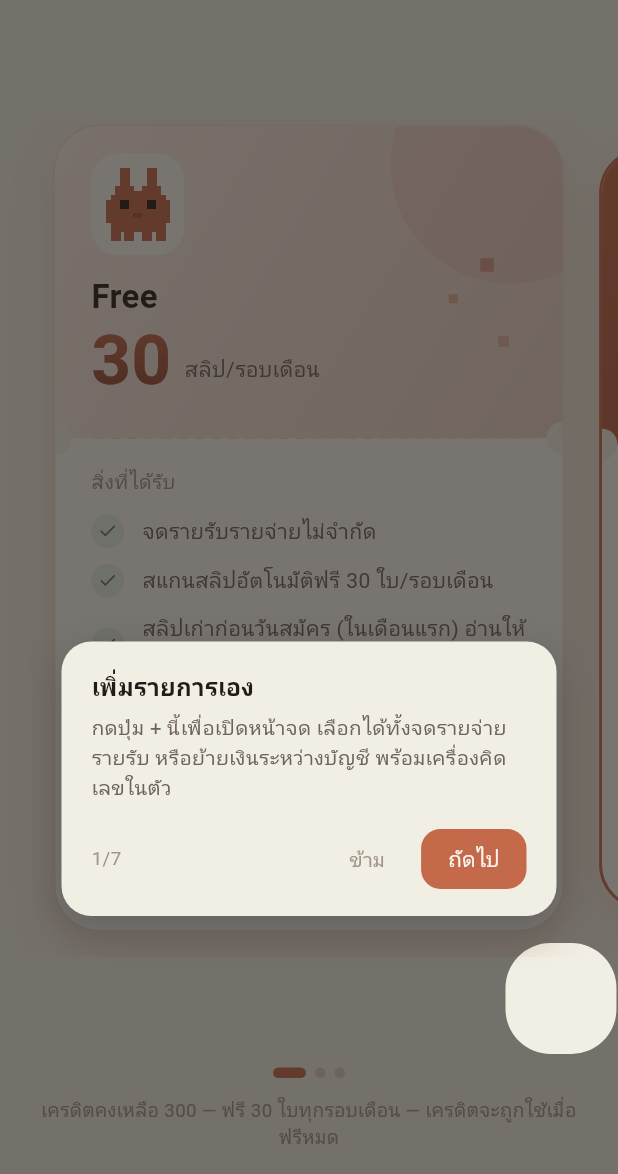
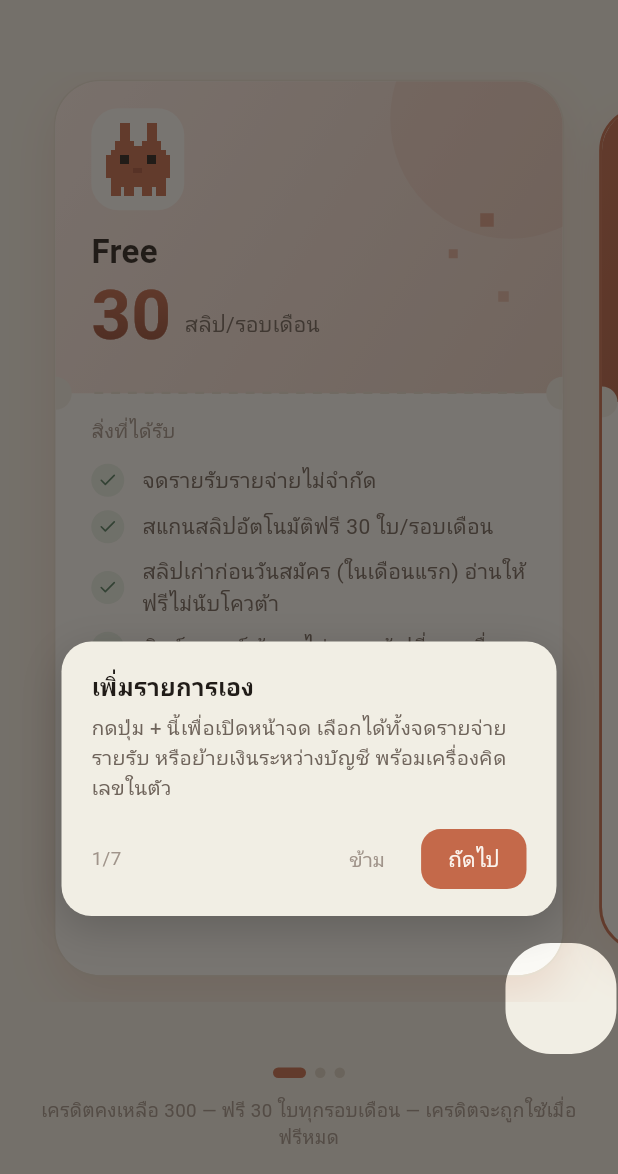
Before and after one commit to AfnanYapu09/-MoneyBun, a Flutter app: the PlanScreen screen opened by its route, on a phone screen of 412 x 824 dp, the part 62-1236 px from its top. Run offline on Flutter 3.47's test engine with Material 3 defaults, Android fonts, the phone set to English and light mode, and no system bars; our stand-ins replace cloud_firestore, drift, drift_flutter, firebase_auth, firebase_core, flutter_local_notifications and 11 more; missing offline and left inert: android_id, excel, google_mlkit_text_recognition, mobile_scanner, photo_manager; accounts and stored records are empty; generated files the repository leaves out were written again; Roboto replaces fonts that are missing (Ibm Plex Sans Thai, Mitr).

Commit message:
fix(plan): feature list overflowed the ticket card on the Free tier
Thai feature rows wrap to two lines on a 360dp screen; seven rows
exceeded the fixed card height, painting the debug overflow banner and
hiding the last two (missing-feature) rows entirely. Raise the card
height cap 560->620, make the features area scroll when it still cannot
fit (small screens / large fonts), and tighten row spacing 11->9.

Verified on the Infinix X6831: all seven rows visible, no overflow.

Co-Authored-By: Claude Fable 5 <noreply@anthropic.com>

```diff
--- a/lib/features/plan/presentation/plan_screen.dart
+++ b/lib/features/plan/presentation/plan_screen.dart
@@ -62,10 +62,12 @@ class _PlanScreenState extends ConsumerState<PlanScreen> {
         children: [
           Expanded(
             // Cap the card height so it reads as a card, not a wall — and
-            // centre what's left of the screen around it.
+            // centre what's left of the screen around it. 620 gives the Free
+            // card's seven Thai feature rows (several wrap to two lines on a
+            // 360dp screen) room to fit above the fold.
             child: Center(
               child: ConstrainedBox(
-                constraints: const BoxConstraints(maxHeight: 560),
+                constraints: const BoxConstraints(maxHeight: 620),
                 child: PageView(
                   controller: _pageCtrl,
                   children: [
@@ -502,8 +504,12 @@ class _PlanCard extends StatelessWidget {
               ),
               // ---- Bottom: what you get — identical styling on every tier --
               Expanded(
-                child: Padding(
-                  padding: const EdgeInsets.fromLTRB(24, 20, 24, 10),
+                // Scrollable so the rows can never overflow the ticket on
+                // short screens / large fonts — an overflow here painted the
+                // debug banner and hid the last rows entirely.
+                child: SingleChildScrollView(
+                  physics: const ClampingScrollPhysics(),
+                  padding: const EdgeInsets.fromLTRB(24, 16, 24, 10),
                   child: Column(
                     crossAxisAlignment: CrossAxisAlignment.start,
                     children: [
@@ -559,7 +565,7 @@ class _FeatureRow extends StatelessWidget {
   @override
   Widget build(BuildContext context) {
     return Padding(
-      padding: const EdgeInsets.only(bottom: 11),
+      padding: const EdgeInsets.only(bottom: 9),
       child: Row(
         children: [
           Container(
```
